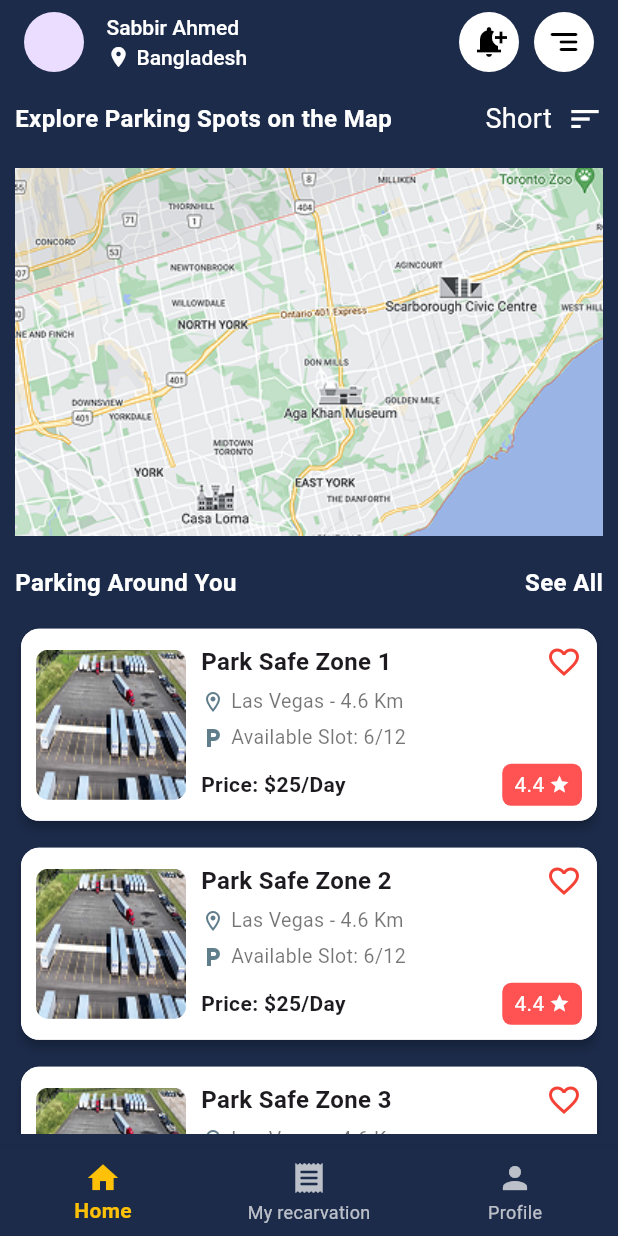
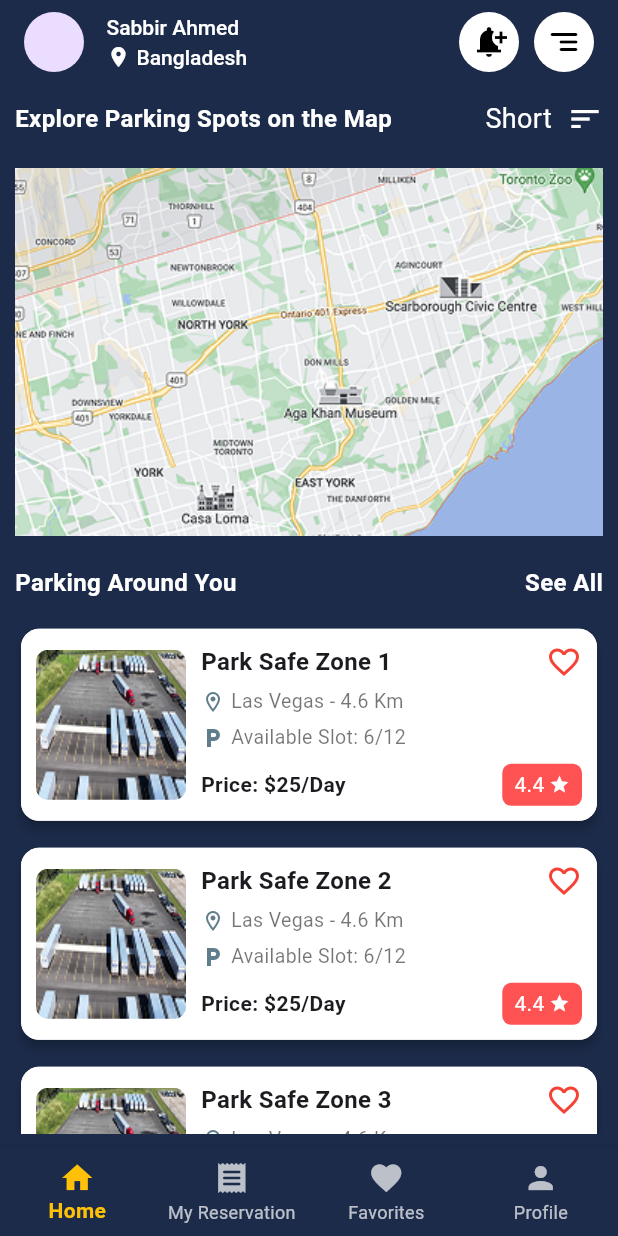
Before and after one commit to SourovDV/car_parking_project, a Flutter app: the Homepage1 screen opened directly, on a phone screen of 412 x 824 dp. Run offline on Flutter 3.47's test engine with Material 3 defaults, Android fonts, the phone set to English and light mode, and no system bars; our stand-ins replace flutter_svg, go_router.

Commit message:
addded homepage1

```diff
--- a/lib/main.dart
+++ b/lib/main.dart
@@ -15,7 +15,7 @@ class MyApp extends StatelessWidget {
   Widget build(BuildContext context) {
     return MaterialApp(
       debugShowCheckedModeBanner: false,
-      home:SplashScreen(),
+      home:Homepage1(),
     );
   }
 }
--- a/lib/screens/Home Screen/homepage1.dart
+++ b/lib/screens/Home Screen/homepage1.dart
@@ -1,3 +1,4 @@
+import 'package:car_parking_project/screens/Home%20Screen/home_page2.dart';
 import 'package:flutter/material.dart';
 
 class Homepage1 extends StatefulWidget {
@@ -144,7 +145,7 @@ class _Homepage1State extends State<Homepage1> {
                 ),
               ],
             ),
-            SizedBox(height: 15,),
+            SizedBox(height: 15),
             Expanded(
               child: ListView.builder(
                 itemCount: 5,
@@ -184,33 +185,45 @@ class _Homepage1State extends State<Homepage1> {
                                           fontWeight: FontWeight.bold,
                                         ),
                                       ),
-                                      const Icon(Icons.favorite_border,
-                                          color: Colors.red),
-                                    ],
-                                  ),
-                                  const SizedBox(height: 5),
-                                  Row(
-                                    children: const [
-                                      Icon(Icons.location_on_outlined,
-                                          size: 16, color: Colors.blueGrey),
-                                      SizedBox(width: 4),
-                                      Text(
-                                        'Las Vegas - 4.6 Km',
-                                        style: TextStyle(
-                                            fontSize: 13, color: Colors.black54),
+                                      const Icon(
+                                        Icons.favorite_border,
+                                        color: Colors.red,
                                       ),
                                     ],
                                   ),
                                   const SizedBox(height: 5),
                                   Row(
                                     children: const [
-                                      Icon(Icons.local_parking,
-                                          size: 16, color: Colors.blueGrey),
+                                      Icon(
+                                        Icons.location_on_outlined,
+                                        size: 16,
+                                        color: Colors.blueGrey,
+                                      ),
+                                      SizedBox(width: 4),
+                                      Text(
+                                        'Las Vegas - 4.6 Km',
+                                        style: TextStyle(
+                                          fontSize: 13,
+                                          color: Colors.black54,
+                                        ),
+                                      ),
+                                    ],
+                                  ),
+                                  const SizedBox(height: 5),
+                                  Row(
+                                    children: const [
+                                      Icon(
+                                        Icons.local_parking,
+                                        size: 16,
+                                        color: Colors.blueGrey,
+                                      ),
                                       SizedBox(width: 4),
                                       Text(
                                         'Available Slot: 6/12',
                                         style: TextStyle(
-                                            fontSize: 13, color: Colors.black54),
+                                          fontSize: 13,
+                                          color: Colors.black54,
+                                        ),
                                       ),
                                     ],
                                   ),
@@ -222,24 +235,38 @@ class _Homepage1State extends State<Homepage1> {
                                       const Text(
                                         'Price: \$25/Day',
                                         style: TextStyle(
-                                            fontWeight: FontWeight.bold),
+                                          fontWeight: FontWeight.bold,
+                                        ),
                                       ),
                                       Container(
                                         padding: const EdgeInsets.symmetric(
-                                            horizontal: 8, vertical: 4),
+                                          horizontal: 8,
+                                          vertical: 4,
+                                        ),
                                         decoration: BoxDecoration(
                                           color: Colors.redAccent,
-                                          borderRadius: BorderRadius.circular(6),
+                                          borderRadius: BorderRadius.circular(
+                                            6,
                                           ),
+                                        ),
+                                        child: InkWell(
+                                          onTap: ()=>Navigator.push(context,MaterialPageRoute(builder: (context)=>ParkingFilterPage())),
                                           child: Row(
                                             children: const [
-                                            Text('4.4',
+                                              Text(
+                                                '4.4',
                                                 style: TextStyle(
-                                                    color: Colors.white)),
+                                                  color: Colors.white,
+                                                ),
+                                              ),
                                               SizedBox(width: 3),
-                                            Icon(Icons.star,
-                                                color: Colors.white, size: 14),
+                                              Icon(
+                                                Icons.star,
+                                                color: Colors.white,
+                                                size: 14,
+                                              ),
                                             ],
+                                          ),
                                         ),
                                       ),
                                     ],
@@ -259,18 +286,18 @@ class _Homepage1State extends State<Homepage1> {
         ),
       ),
 
-
       bottomNavigationBar: BottomNavigationBar(
         backgroundColor: const Color(0xFF1C2B4A),
         currentIndex: _selectedIndex,
         onTap: _onItemTapped,
-        selectedItemColor: Colors.amber, // নির্বাচিত আইটেমের color
-        unselectedItemColor: Colors.white70, // অনির্বাচিত আইটেমের color
+        selectedItemColor: Colors.amber, // নির্বাচিত আইটেমের রঙ
+        unselectedItemColor: Colors.white70, // অনির্বাচিত আইটেমের রঙ
         selectedLabelStyle: const TextStyle(
           color: Colors.amber,
           fontWeight: FontWeight.bold,
         ),
         unselectedLabelStyle: const TextStyle(color: Colors.white70),
+        type: BottomNavigationBarType.fixed, // ৪ বা তার বেশি আইটেম থাকলে এটা দরকার
         items: const [
           BottomNavigationBarItem(
             icon: Icon(Icons.home),
@@ -278,7 +305,11 @@ class _Homepage1State extends State<Homepage1> {
           ),
           BottomNavigationBarItem(
             icon: Icon(Icons.receipt_rounded),
-            label: "My recarvation",
+            label: "My Reservation",
+          ),
+          BottomNavigationBarItem(
+            icon: Icon(Icons.favorite),
+            label: "Favorites",
           ),
           BottomNavigationBarItem(
             icon: Icon(Icons.person),
@@ -286,6 +317,7 @@ class _Homepage1State extends State<Homepage1> {
           ),
         ],
       ),
+
     );
   }
 }
```
Also changed, not shown: lib/screens/Home Screen/home_page2.dart (added, +215 -0 lines). Lines whose indentation alone changed are shown as unchanged.
